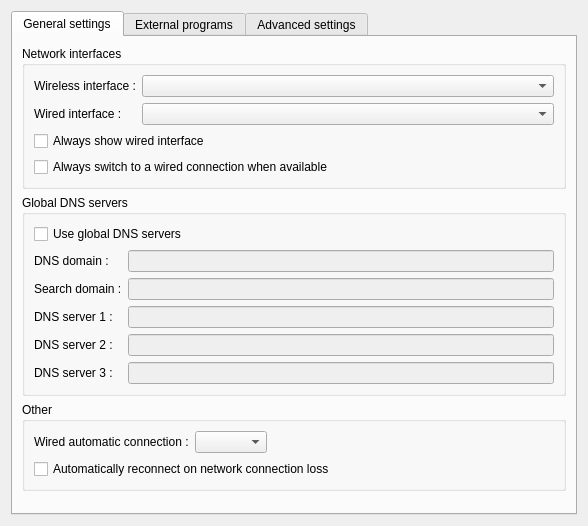
Qt form kcm/kcmwidget.ui (KDE/wicd-kde) before a commit.
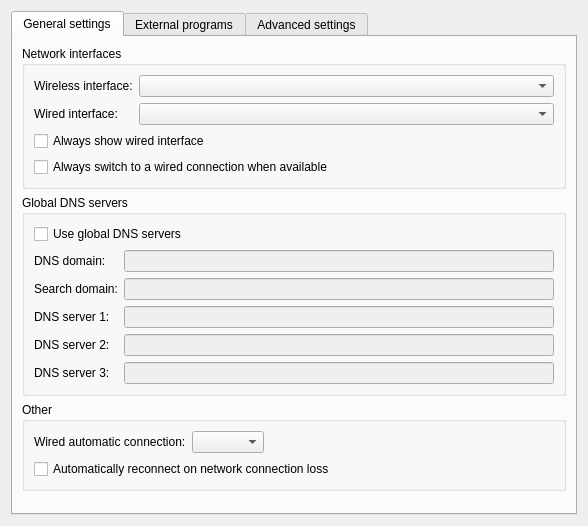
The same form after that commit. Custom widgets are drawn as their Qt base class.

Commit message: i18n: remove spaces before colons

```diff
--- a/kcm/kcmwidget.ui
+++ b/kcm/kcmwidget.ui
@@ -41,14 +41,14 @@
             <item row="1" column="0">
              <widget class="QLabel" name="label">
               <property name="text">
-               <string>Wireless interface :</string>
+               <string>Wireless interface:</string>
               </property>
              </widget>
             </item>
             <item row="2" column="0">
              <widget class="QLabel" name="label_2">
               <property name="text">
-               <string>Wired interface :</string>
+               <string>Wired interface:</string>
               </property>
              </widget>
             </item>
@@ -130,7 +130,7 @@
             <item row="1" column="0">
              <widget class="QLabel" name="label_3">
               <property name="text">
-               <string>DNS domain :</string>
+               <string>DNS domain:</string>
               </property>
              </widget>
             </item>
@@ -144,7 +144,7 @@
             <item row="2" column="0">
              <widget class="QLabel" name="label_4">
               <property name="text">
-               <string>Search domain :</string>
+               <string>Search domain:</string>
               </property>
              </widget>
             </item>
@@ -158,7 +158,7 @@
             <item row="3" column="0">
              <widget class="QLabel" name="label_5">
               <property name="text">
-               <string>DNS server 1 :</string>
+               <string>DNS server 1:</string>
               </property>
              </widget>
             </item>
@@ -172,7 +172,7 @@
             <item row="4" column="0">
              <widget class="QLabel" name="label_6">
               <property name="text">
-               <string>DNS server 2 :</string>
+               <string>DNS server 2:</string>
               </property>
              </widget>
             </item>
@@ -186,7 +186,7 @@
             <item row="5" column="0">
              <widget class="QLabel" name="label_7">
               <property name="text">
-               <string>DNS server 3 :</string>
+               <string>DNS server 3:</string>
               </property>
              </widget>
             </item>
@@ -213,7 +213,7 @@
             <item>
              <widget class="QLabel" name="label_8">
               <property name="text">
-               <string>Wired automatic connection :</string>
+               <string>Wired automatic connection:</string>
               </property>
              </widget>
             </item>
```
Left out of the diff: 10 changed lines with no effect on the pictures.
